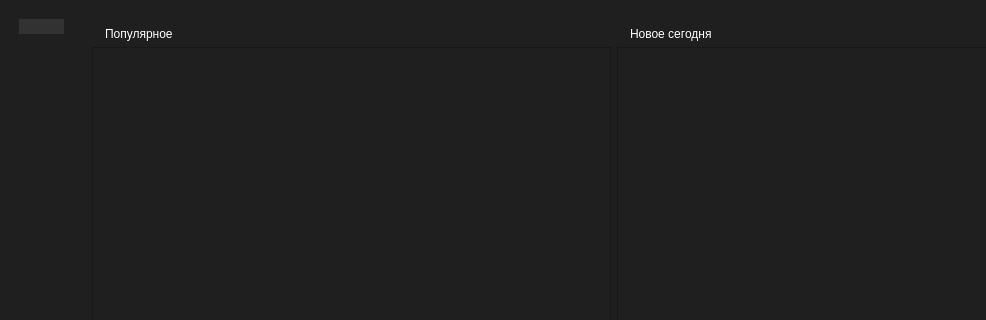
Qt form src/mainwindow.ui (dimkashelk/SimpleKinopoiskQt) before a commit; both pictures show x 0 to 986 and y 0 to 320 of the 1200 by 614 pixel window.
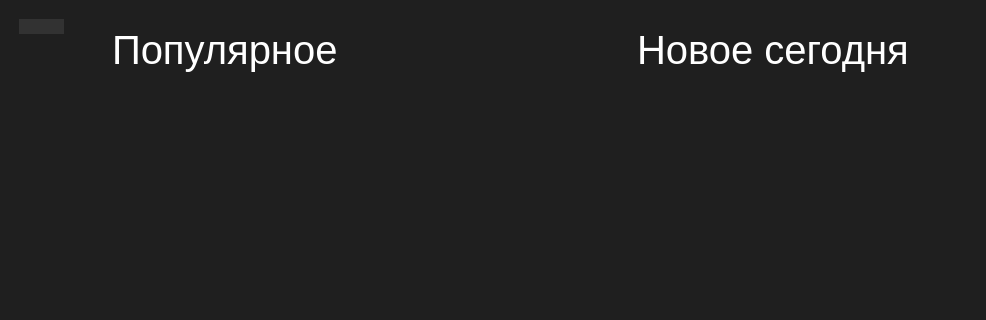
The same form after that commit. Icons and pictures are not drawn.

What changed in the file:
```diff
--- a/src/mainwindow.ui
+++ b/src/mainwindow.ui
@@ -52,7 +52,86 @@
 
 QTabWidget::pane {
 	border: 0;
-}</string>
+}
+
+QLabel {
+	color: rgb(255, 255, 255);
+	padding-left: 10px;
+	font: 30pt Segoe UI;
+}
+
+QScrollBar:vertical
+{
+	background-color: #2A2929;
+	width: 15px;
+	margin: 0px 0px 0px 0px;
+	border-radius: 5px;
+}
+
+QScrollBar::handle:vertical
+{
+	background-color: grey;         /* #605F5F; */
+    min-height: 3px;
+    border-radius: 5px;
+}
+
+QScrollBar::sub-line:vertical
+{
+	margin: 0px 0px 0px 0px;
+	border-image: none;
+	height: 0px;
+	width: 0px;
+	subcontrol-position: top;
+	subcontrol-origin: margin;
+}
+
+QScrollBar::add-line:vertical
+{
+	margin: 0px 0px 0px 0px;
+    height: 0px;
+    width: 0px;
+    subcontrol-position: bottom;
+    subcontrol-origin: margin;
+}
+
+    QScrollBar::sub-line:vertical:hover,QScrollBar::sub-line:vertical:on
+    {
+        height: 0px;
+        width: 0px;
+        subcontrol-position: top;
+        subcontrol-origin: margin;
+    }
+
+    QScrollBar::add-line:vertical:hover, QScrollBar::add-line:vertical:on
+    {
+        height: 0px;
+        width: 0px;
+        subcontrol-position: bottom;
+        subcontrol-origin: margin;
+    }
+
+    QScrollBar::up-arrow:vertical, QScrollBar::down-arrow:vertical
+    {
+        background: none;
+		background-color: rgba(255, 255, 255, 0);
+    }
+
+    QScrollBar::add-page:vertical, QScrollBar::sub-page:vertical
+    {
+        background: none;
+		background-color: rgba(255, 255, 255, 0);
+    }
+
+QTextEdit {
+	color: rgb(255, 255, 255);
+	border: 0;
+}
+
+
+QScrollArea {
+	border: 0;
+}
+</string>
       </property>
       <property name="tabPosition">
        <enum>QTabWidget::West</enum>
@@ -123,8 +202,8 @@
                   <rect>
                    <x>0</x>
                    <y>0</y>
-                   <width>486</width>
-                   <height>518</height>
+                   <width>488</width>
+                   <height>498</height>
                   </rect>
                  </property>
                  <layout class="QVBoxLayout" name="verticalLayout_4">
@@ -156,8 +235,8 @@
                   <rect>
                    <x>0</x>
                    <y>0</y>
-                   <width>486</width>
-                   <height>518</height>
+                   <width>488</width>
+                   <height>498</height>
                   </rect>
                  </property>
                  <layout class="QVBoxLayout" name="verticalLayout_5">
```
Left out of the diff: 6 changed lines with no effect on the pictures.
